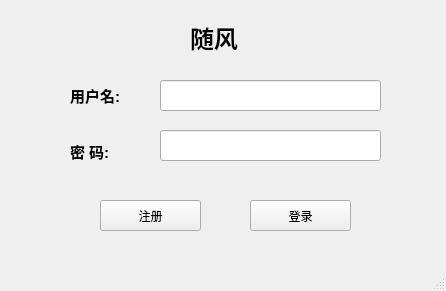
SuifengKing/SF_Chat, file MyGUI/login_window.ui: the form before one commit.
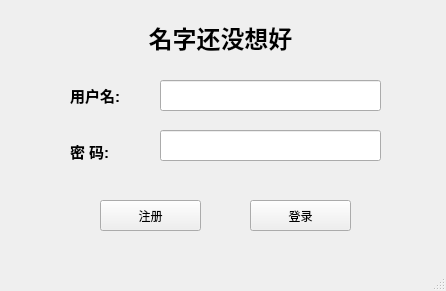
The form after the commit.

Diff of the .ui file:
```diff
--- a/MyGUI/login_window.ui
+++ b/MyGUI/login_window.ui
@@ -35,14 +35,14 @@
    <widget class="QLabel" name="label_name">
     <property name="geometry">
      <rect>
-      <x>190</x>
+      <x>40</x>
       <y>20</y>
-      <width>71</width>
+      <width>361</width>
       <height>31</height>
      </rect>
     </property>
     <property name="text">
-     <string>&lt;html&gt;&lt;head/&gt;&lt;body&gt;&lt;p&gt;&lt;span style=&quot; font-size:18pt; font-weight:600;&quot;&gt;随风&lt;/span&gt;&lt;/p&gt;&lt;/body&gt;&lt;/html&gt;</string>
+     <string>&lt;html&gt;&lt;head/&gt;&lt;body&gt;&lt;p align=&quot;center&quot;&gt;&lt;span style=&quot; font-size:18pt; font-weight:600;&quot;&gt;名字还没想好&lt;/span&gt;&lt;/p&gt;&lt;/body&gt;&lt;/html&gt;</string>
     </property>
    </widget>
    <widget class="QPushButton" name="pushButton_register">
```
